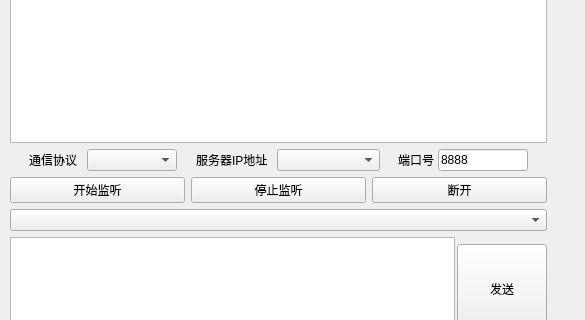
The window that 网络调试助手/server/mainwindow/form/mainwindow.ui (chauchy-Liu/Qt-project) describes before a commit, drawn with Qt 5; both pictures show x 0 to 585 and y 119 to 439 of the 585 by 545 pixel window.
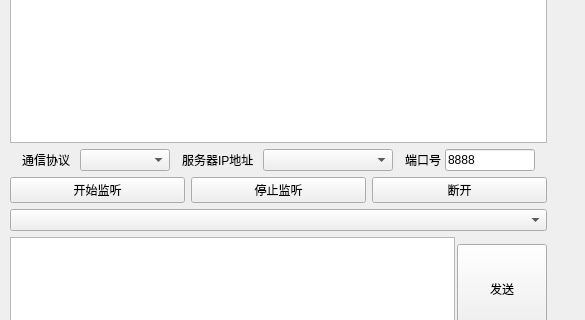
The same window after the commit. Custom widgets are drawn as their Qt base class.

Diff of the .ui file:
```diff
--- a/网络调试助手/server/mainwindow/form/mainwindow.ui
+++ b/网络调试助手/server/mainwindow/form/mainwindow.ui
@@ -14,7 +14,7 @@
    <string>网络调试助手-服务端</string>
   </property>
   <widget class="QWidget" name="centralwidget">
-   <widget class="QWidget" name="">
+   <widget class="QWidget" name="layoutWidget">
     <property name="geometry">
      <rect>
       <x>10</x>
@@ -98,7 +98,7 @@
         <widget class="QComboBox" name="ipComboBox">
          <property name="minimumSize">
           <size>
-           <width>103</width>
+           <width>130</width>
            <height>0</height>
           </size>
          </property>
```
